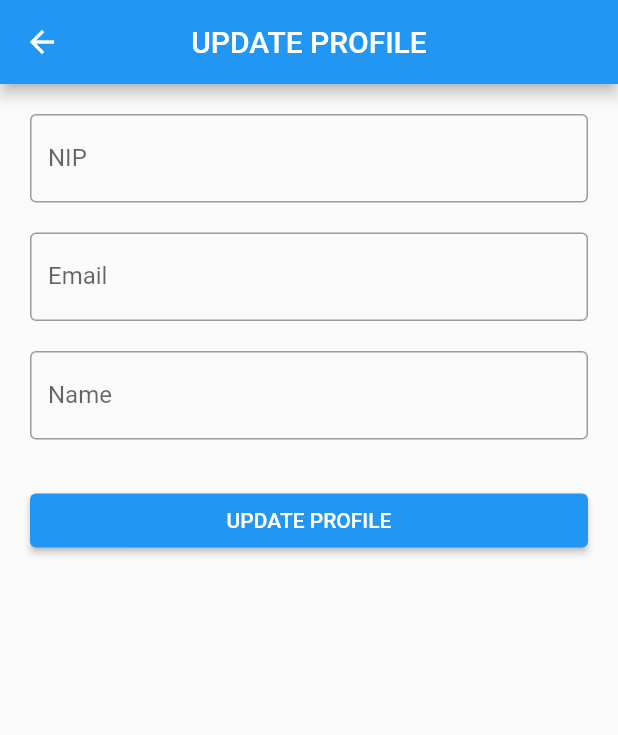
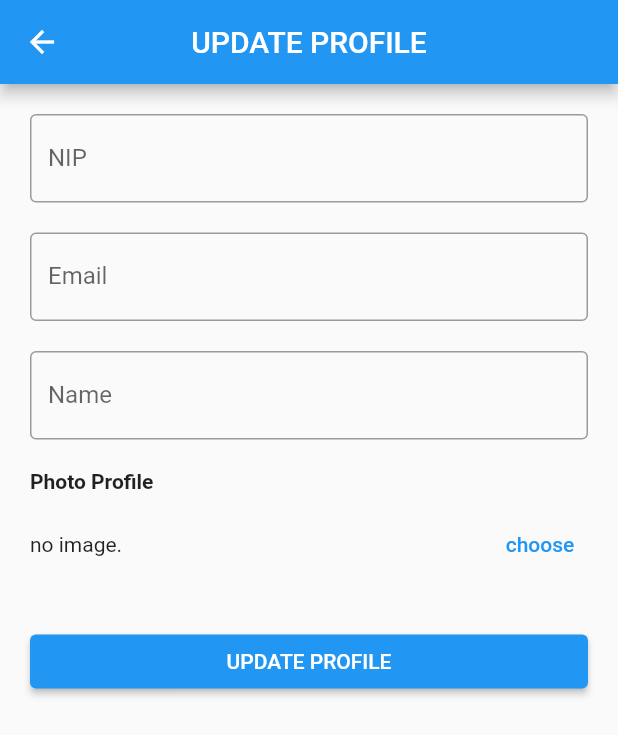
Before and after one commit to tadin-project/flutter-presence, a Flutter app: the ProfileView screen opened by its route, after a tap on "Update Profile", on a phone screen of 412 x 824 dp. Shown: the top 735 px of the screen. Run offline on Flutter 3.47's test engine with Material 2 defaults, Android fonts, the phone set to English and light mode, and no system bars; our stand-ins replace cached_network_image, cloud_firestore, firebase_auth, firebase_core, firebase_storage, get and 1 more; accounts and stored records are empty; generated files the repository leaves out were written again; network calls fail.

Commit message:
ganti profile done

```diff
--- a/lib/app/modules/home/views/home_view.dart
+++ b/lib/app/modules/home/views/home_view.dart
@@ -13,7 +13,7 @@ class HomeView extends GetView<HomeController> {
   Widget build(BuildContext context) {
     return Scaffold(
         appBar: AppBar(
-          title: const Text('HomeView'),
+          title: const Text('Home'),
           centerTitle: true,
           actions: [
             IconButton(
@@ -42,7 +42,7 @@ class HomeView extends GetView<HomeController> {
         ),
         body: const Center(
           child: Text(
-            'HomeView is working',
+            'Ini home',
             style: TextStyle(fontSize: 20),
           ),
         ),
--- a/lib/app/modules/profile/views/profile_view.dart
+++ b/lib/app/modules/profile/views/profile_view.dart
@@ -9,6 +9,7 @@ import '../controllers/profile_controller.dart';
 
 class ProfileView extends GetView<ProfileController> {
   const ProfileView({Key? key}) : super(key: key);
+
   @override
   Widget build(BuildContext context) {
     return Scaffold(
@@ -27,6 +28,9 @@ class ProfileView extends GetView<ProfileController> {
 
             if (snapshot.hasData) {
               Map<String, dynamic> user = snapshot.data!.data()!;
+              String defaultImg =
+                  "https://ui-avatars.com/api/?name=${user["name"]}";
+
               return ListView(
                 padding: const EdgeInsets.all(20),
                 children: [
@@ -38,12 +42,16 @@ class ProfileView extends GetView<ProfileController> {
                           width: 100,
                           height: 100,
                           child: CachedNetworkImage(
-                            imageUrl:
-                                "https://ui-avatars.com/api/?name=${user["name"]}",
+                            imageUrl: user["profile"] != null
+                                ? user["profile"] != ""
+                                    ? user["profile"]
+                                    : defaultImg
+                                : defaultImg,
                             placeholder: (context, url) =>
                                 const CircularProgressIndicator(),
                             errorWidget: (context, url, error) =>
                                 const Icon(Icons.error),
+                            fit: BoxFit.cover,
                           ),
                         ),
                       ),
--- a/lib/app/modules/update_profile/controllers/update_profile_controller.dart
+++ b/lib/app/modules/update_profile/controllers/update_profile_controller.dart
@@ -1,6 +1,10 @@
+import 'dart:io';
+
 import 'package:cloud_firestore/cloud_firestore.dart';
 import 'package:flutter/widgets.dart';
 import 'package:get/get.dart';
+import 'package:image_picker/image_picker.dart';
+import 'package:firebase_storage/firebase_storage.dart' as s;
 
 class UpdateProfileController extends GetxController {
   RxBool isLoading = false.obs;
@@ -9,6 +13,18 @@ class UpdateProfileController extends GetxController {
   TextEditingController emailC = TextEditingController();
 
   FirebaseFirestore firestore = FirebaseFirestore.instance;
+  s.FirebaseStorage storage = s.FirebaseStorage.instance;
+
+  final ImagePicker picker = ImagePicker();
+
+  XFile? image;
+
+  void pickImage() async {
+    image = await picker.pickImage(source: ImageSource.gallery);
+    if (image != null) {
+    } else {}
+    update();
+  }
 
   Future<void> updateProfile(String uid) async {
     if (nipC.text.isNotEmpty &&
@@ -16,9 +32,21 @@ class UpdateProfileController extends GetxController {
         emailC.text.isNotEmpty) {
       isLoading.value = true;
       try {
-        await firestore.collection("pegawai").doc(uid).update({
+        Map<String, dynamic> data = {
           "name": nameC.text,
-        });
+        };
+
+        if (image != null) {
+          File file = File(image!.path);
+          String ext = image!.name.split(".").last;
+
+          await storage.ref('$uid/profile.$ext').putFile(file);
+          String urlImage =
+              await storage.ref('$uid/profile.$ext').getDownloadURL();
+
+          data.addAll({"profile": urlImage});
+        }
+        await firestore.collection("pegawai").doc(uid).update(data);
         Get.back();
         Get.snackbar("Berhasil", "Berhasil update profile");
       } catch (e) {
--- a/lib/app/modules/update_profile/views/update_profile_view.dart
+++ b/lib/app/modules/update_profile/views/update_profile_view.dart
@@ -1,3 +1,5 @@
+import 'dart:io';
+
 import 'package:flutter/material.dart';
 
 import 'package:get/get.dart';
@@ -50,6 +52,56 @@ class UpdateProfileView extends GetView<UpdateProfileController> {
               border: OutlineInputBorder(),
             ),
           ),
+          const SizedBox(height: 20),
+          const Text(
+            "Photo Profile",
+            style: TextStyle(
+              fontWeight: FontWeight.bold,
+            ),
+          ),
+          const SizedBox(height: 10),
+          Row(
+            mainAxisAlignment: MainAxisAlignment.spaceBetween,
+            children: [
+              GetBuilder<UpdateProfileController>(
+                builder: (c) {
+                  if (c.image != null) {
+                    return ClipOval(
+                      child: SizedBox(
+                        height: 100,
+                        width: 100,
+                        child: Image.file(
+                          File(c.image!.path),
+                          fit: BoxFit.cover,
+                        ),
+                      ),
+                    );
+                  } else {
+                    if (user["profile"] != null && user["profile"] != "") {
+                      return ClipOval(
+                        child: SizedBox(
+                          height: 100,
+                          width: 100,
+                          child: Image.network(
+                            user["profile"],
+                            fit: BoxFit.cover,
+                          ),
+                        ),
+                      );
+                    } else {
+                      return const Text("no image.");
+                    }
+                  }
+                },
+              ),
+              TextButton(
+                onPressed: () {
+                  controller.pickImage();
+                },
+                child: const Text("choose"),
+              ),
+            ],
+          ),
           const SizedBox(height: 30),
           Obx(
             () => ElevatedButton(
--- a/pubspec.yaml
+++ b/pubspec.yaml
@@ -3,7 +3,7 @@ version: 1.0.0+1
 publish_to: none
 description: A new Flutter project.
 environment:
-  sdk: '>=3.0.5 <4.0.0'
+  sdk: ">=3.0.5 <4.0.0"
 
 dependencies:
   cupertino_icons: ^1.0.2
@@ -12,9 +12,10 @@ dependencies:
   firebase_auth: 4.7.1
   cloud_firestore: 4.8.3
   firebase_storage: 11.2.5
+  cached_network_image: ^3.2.3
+  image_picker: 1.0.1
   flutter:
     sdk: flutter
-  cached_network_image: ^3.2.3
 
 dev_dependencies:
   flutter_lints: ^2.0.0
```
Also changed, not shown: pubspec.lock, 6 other files.
